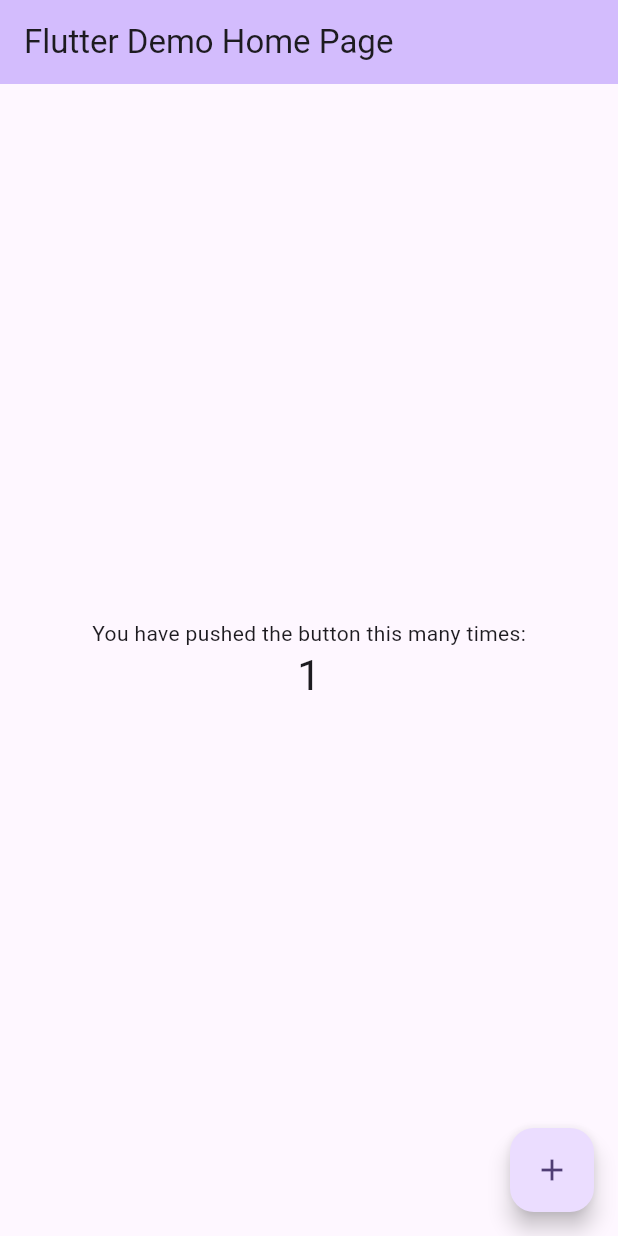
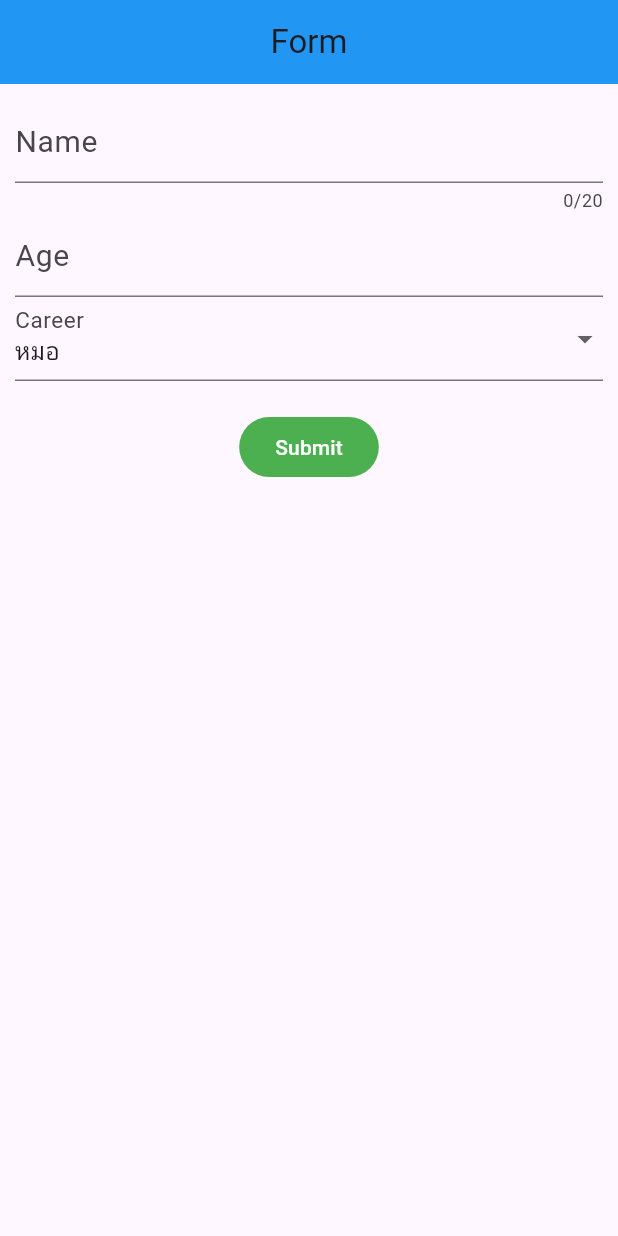
Before and after one commit to esslmmm/Flutter-Project, a Flutter app: the screen it shows after launch, after a tap on the "add" icon, on a phone screen of 412 x 824 dp. Run offline on Flutter 3.47's test engine with Material 3 defaults, Android fonts, the phone set to English and light mode, and no system bars; our stand-ins replace google_fonts.

Commit message:
Update Flutter Project

```diff
--- a/my_project/lib/main.dart
+++ b/my_project/lib/main.dart
@@ -1,4 +1,5 @@
 import 'package:flutter/material.dart';
+import 'package:my_project/screen/item.dart';
 
 void main() {
   runApp(const MyApp());
@@ -7,119 +8,17 @@ void main() {
 class MyApp extends StatelessWidget {
   const MyApp({super.key});
 
-  // This widget is the root of your application.
   @override
   Widget build(BuildContext context) {
     return MaterialApp(
-      title: 'Flutter Demo',
-      theme: ThemeData(
-        // This is the theme of your application.
-        //
-        // TRY THIS: Try running your application with "flutter run". You'll see
-        // the application has a purple toolbar. Then, without quitting the app,
-        // try changing the seedColor in the colorScheme below to Colors.green
-        // and then invoke "hot reload" (save your changes or press the "hot
-        // reload" button in a Flutter-supported IDE, or press "r" if you used
-        // the command line to start the app).
-        //
-        // Notice that the counter didn't reset back to zero; the application
-        // state is not lost during the reload. To reset the state, use hot
-        // restart instead.
-        //
-        // This works for code too, not just values: Most code changes can be
-        // tested with just a hot reload.
-        colorScheme: ColorScheme.fromSeed(seedColor: Colors.deepPurple),
-        useMaterial3: true,
-      ),
-      home: const MyHomePage(title: 'Flutter Demo Home Page'),
-    );
+        title: "My title",
+        home: Scaffold(
+          appBar: AppBar(
+            title: const Text('<Navbar>'),
+            backgroundColor: Colors.blue,
+            centerTitle: true,
+          ),
+          body: const Item(),
+        ));
   }
 }
-
-class MyHomePage extends StatefulWidget {
-  const MyHomePage({super.key, required this.title});
-
-  // This widget is the home page of your application. It is stateful, meaning
-  // that it has a State object (defined below) that contains fields that affect
-  // how it looks.
-
-  // This class is the configuration for the state. It holds the values (in this
-  // case the title) provided by the parent (in this case the App widget) and
-  // used by the build method of the State. Fields in a Widget subclass are
-  // always marked "final".
-
-  final String title;
-
-  @override
-  State<MyHomePage> createState() => _MyHomePageState();
-}
-
-class _MyHomePageState extends State<MyHomePage> {
-  int _counter = 0;
-
-  void _incrementCounter() {
-    setState(() {
-      // This call to setState tells the Flutter framework that something has
-      // changed in this State, which causes it to rerun the build method below
-      // so that the display can reflect the updated values. If we changed
-      // _counter without calling setState(), then the build method would not be
-      // called again, and so nothing would appear to happen.
-      _counter++;
-    });
-  }
-
-  @override
-  Widget build(BuildContext context) {
-    // This method is rerun every time setState is called, for instance as done
-    // by the _incrementCounter method above.
-    //
-    // The Flutter framework has been optimized to make rerunning build methods
-    // fast, so that you can just rebuild anything that needs updating rather
-    // than having to individually change instances of widgets.
-    return Scaffold(
-      appBar: AppBar(
-        // TRY THIS: Try changing the color here to a specific color (to
-        // Colors.amber, perhaps?) and trigger a hot reload to see the AppBar
-        // change color while the other colors stay the same.
-        backgroundColor: Theme.of(context).colorScheme.inversePrimary,
-        // Here we take the value from the MyHomePage object that was created by
-        // the App.build method, and use it to set our appbar title.
-        title: Text(widget.title),
-      ),
-      body: Center(
-        // Center is a layout widget. It takes a single child and positions it
-        // in the middle of the parent.
-        child: Column(
-          // Column is also a layout widget. It takes a list of children and
-          // arranges them vertically. By default, it sizes itself to fit its
-          // children horizontally, and tries to be as tall as its parent.
-          //
-          // Column has various properties to control how it sizes itself and
-          // how it positions its children. Here we use mainAxisAlignment to
-          // center the children vertically; the main axis here is the vertical
-          // axis because Columns are vertical (the cross axis would be
-          // horizontal).
-          //
-          // TRY THIS: Invoke "debug painting" (choose the "Toggle Debug Paint"
-          // action in the IDE, or press "p" in the console), to see the
-          // wireframe for each widget.
-          mainAxisAlignment: MainAxisAlignment.center,
-          children: <Widget>[
-            const Text(
-              'You have pushed the button this many times:',
-            ),
-            Text(
-              '$_counter',
-              style: Theme.of(context).textTheme.headlineMedium,
-            ),
-          ],
-        ),
-      ),
-      floatingActionButton: FloatingActionButton(
-        onPressed: _incrementCounter,
-        tooltip: 'Increment',
-        child: const Icon(Icons.add),
-      ), // This trailing comma makes auto-formatting nicer for build methods.
-    );
-  }
-}
--- /dev/null
+++ b/my_project/lib/model/person.dart
@@ -0,0 +1,34 @@
+import 'package:flutter/material.dart';
+
+enum Job {
+  //const data
+  doctor(
+      title: "หมอ", image: "assets/images/Flutter-logo.png", color: Colors.red),
+  teacher(
+      title: "ครู",
+      image: "assets/images/Flutter-logo.png",
+      color: Colors.green),
+  nurse(
+      title: "พยาบาล",
+      image: "assets/images/Flutter-logo.png",
+      color: Colors.blue);
+
+  const Job({required this.title, required this.image, required this.color});
+  final String title;
+  final String image;
+  final Color color;
+}
+
+class Person {
+  String name;
+  int age;
+  Job job;
+
+  Person({required this.name, required this.age, required this.job});
+}
+
+List<Person> data = [
+  Person(name: "A", age: 1, job: Job.doctor),
+  Person(name: "B", age: 2, job: Job.teacher),
+  Person(name: "C", age: 3, job: Job.nurse)
+];
--- /dev/null
+++ b/my_project/lib/screen/addForm.dart
@@ -0,0 +1,105 @@
+import 'package:flutter/material.dart';
+import 'package:my_project/main.dart';
+import 'package:my_project/model/person.dart';
+
+class AddForm extends StatefulWidget {
+  const AddForm({super.key});
+
+  @override
+  State<AddForm> createState() => _AddFormState();
+}
+
+class _AddFormState extends State<AddForm> {
+  final _formKey = GlobalKey<FormState>();
+  String _name = "";
+  int _age = 0;
+  Job _career = Job.doctor;
+
+  @override
+  Widget build(BuildContext context) {
+    return MaterialApp(
+        title: "My title",
+        home: Scaffold(
+          appBar: AppBar(
+            title: const Text('Form'),
+            backgroundColor: Colors.blue,
+            centerTitle: true,
+          ),
+          body: Padding(
+            padding: EdgeInsets.all(10),
+            child: Form(
+              key: _formKey,
+              child: Column(
+                children: [
+                  TextFormField(
+                    maxLength: 20,
+                    decoration: const InputDecoration(
+                        label: Text(
+                      "Name",
+                      style: TextStyle(fontSize: 20),
+                    )),
+                    validator: (value) {
+                      if (value == null || value.isEmpty) {
+                        return "please fill the name";
+                      }
+                      return null;
+                    },
+                    onSaved: (value) {
+                      _name = value!;
+                    },
+                  ),
+                  TextFormField(
+                    keyboardType: TextInputType.number,
+                    decoration: const InputDecoration(
+                        label: Text(
+                      "Age",
+                      style: TextStyle(fontSize: 20),
+                    )),
+                    validator: (value) {
+                      if (value == null || value.isEmpty) {
+                        return "please fill the age";
+                      }
+                      return null;
+                    },
+                    onSaved: (value) {
+                      _age = int.parse(value.toString());
+                    },
+                  ),
+                  DropdownButtonFormField(
+                      value: _career,
+                      decoration: const InputDecoration(
+                          label: Text(
+                        "Career",
+                        style: TextStyle(fontSize: 20),
+                      )),
+                      items: Job.values.map((e) {
+                        return DropdownMenuItem(value: e, child: Text(e.title));
+                      }).toList(),
+                      onChanged: (value) {
+                        setState(() {
+                          _career = value!;
+                        });
+                      }),
+                  const SizedBox(
+                    height: 20,
+                  ),
+                  FilledButton(
+                      onPressed: () {
+                        _formKey.currentState!.validate();
+                        _formKey.currentState!.save();
+                        data.add(Person(name: _name, age: _age, job: _career));
+                        _formKey.currentState!.reset();
+                        print(data.length);
+                        Navigator.pushReplacement(context,
+                            MaterialPageRoute(builder: (ctx) => const MyApp()));
+                      },
+                      style:
+                          FilledButton.styleFrom(backgroundColor: Colors.green),
+                      child: Text("Submit"))
+                ],
+              ),
+            ),
+          ),
+        ));
+  }
+}
--- /dev/null
+++ b/my_project/lib/screen/item.dart
@@ -0,0 +1,76 @@
+import 'package:flutter/material.dart';
+import 'package:my_project/model/person.dart';
+import 'package:google_fonts/google_fonts.dart';
+import 'package:my_project/screen/addForm.dart';
+
+class Item extends StatefulWidget {
+  const Item({super.key});
+
+  @override
+  State<Item> createState() => _ItemState();
+}
+
+class _ItemState extends State<Item> {
+  @override
+  Widget build(BuildContext context) {
+    return Column(
+      children: [
+        Expanded(
+          child: ListView.builder(
+              itemCount: data.length,
+              itemBuilder: (context, index) {
+                return Container(
+                  decoration: BoxDecoration(
+                      borderRadius: BorderRadius.circular(30),
+                      color: data[index].job.color),
+                  margin: EdgeInsets.symmetric(horizontal: 5, vertical: 10),
+                  padding: EdgeInsets.all(5),
+                  child: Row(
+                    mainAxisAlignment: MainAxisAlignment.spaceAround,
+                    children: [
+                      Column(
+                        mainAxisAlignment: MainAxisAlignment.start,
+                        children: [
+                          Text(data[index].name,
+                              style: const TextStyle(
+                                  fontSize: 30, fontWeight: FontWeight.bold)),
+                          Text("Age : ${data[index].age}",
+                              style: GoogleFonts.kanit(
+                                  textStyle: TextStyle(
+                                      fontSize: 20,
+                                      fontWeight: FontWeight.bold))),
+                          Text("Career : ${data[index].job.title}",
+                              style: GoogleFonts.roboto(
+                                  textStyle: TextStyle(
+                                      fontSize: 20,
+                                      fontWeight: FontWeight.bold,
+                                      color: Colors.white)))
+                        ],
+                      ),
+                      Image.asset(
+                        data[index].job.image,
+                        width: 50,
+                      )
+                    ],
+                  ),
+                );
+              }),
+        ),
+        SizedBox(
+          height: 100,
+          width: 100,
+          child: IconButton(
+            icon: const Icon(
+              Icons.add,
+              size: 40,
+            ),
+            onPressed: () {
+              Navigator.push(context,
+                  MaterialPageRoute(builder: (ctx) => const AddForm()));
+            },
+          ),
+        ),
+      ],
+    );
+  }
+}
--- a/my_project/pubspec.yaml
+++ b/my_project/pubspec.yaml
@@ -35,6 +35,7 @@ dependencies:
   # The following adds the Cupertino Icons font to your application.
   # Use with the CupertinoIcons class for iOS style icons.
   cupertino_icons: ^1.0.6
+  google_fonts: ^6.2.1
 
 dev_dependencies:
   flutter_test:
@@ -59,8 +60,8 @@ flutter:
   uses-material-design: true
 
   # To add assets to your application, add an assets section, like this:
-  # assets:
-  #   - images/a_dot_burr.jpeg
+  assets:
+     - assets/images/
   #   - images/a_dot_ham.jpeg
 
   # An image asset can refer to one or more resolution-specific "variants", see
```
Also changed, not shown: my_project/lib/screen/home.dart (added, +65 -0 lines), my_project/assets/images/Flutter-logo.png (added), my_project/pubspec.lock, 14 other files.
